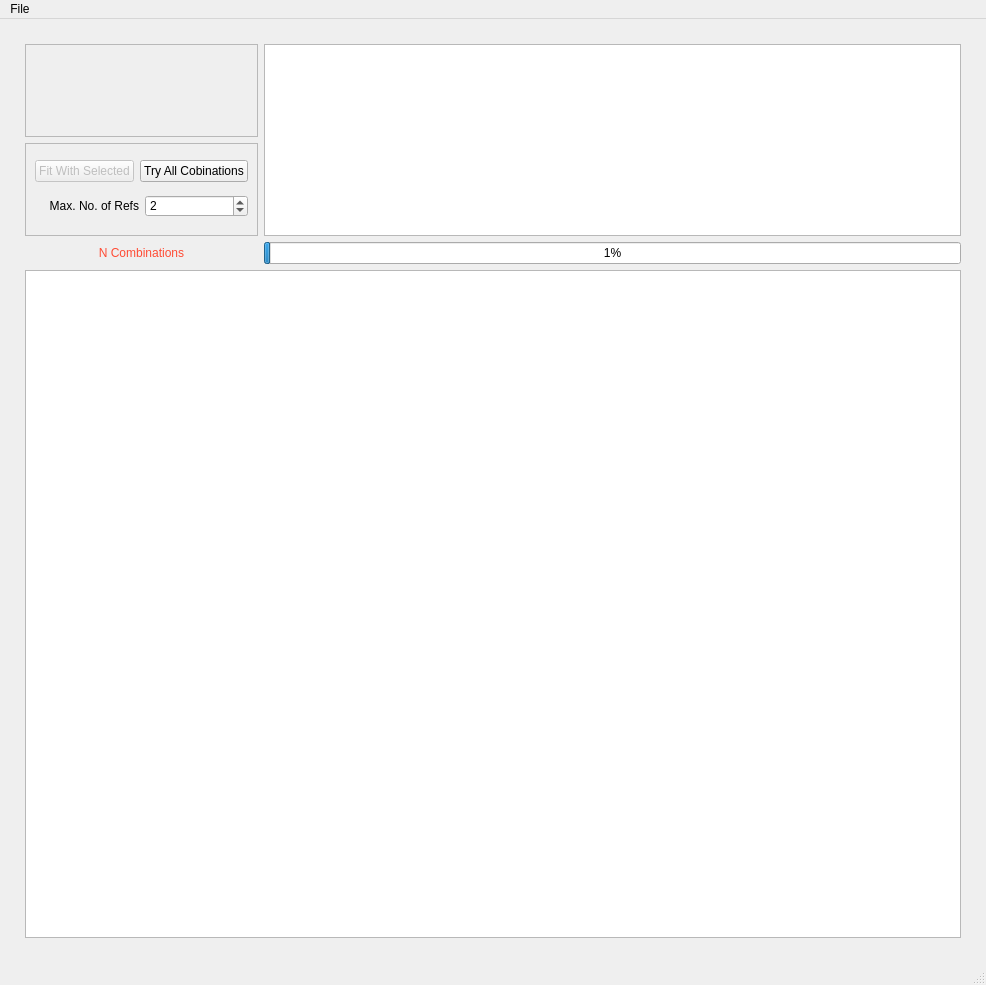
First picture: the form in uis/RefChooser.ui, repository pattammattel/MIDAS_Admin, before the edit.
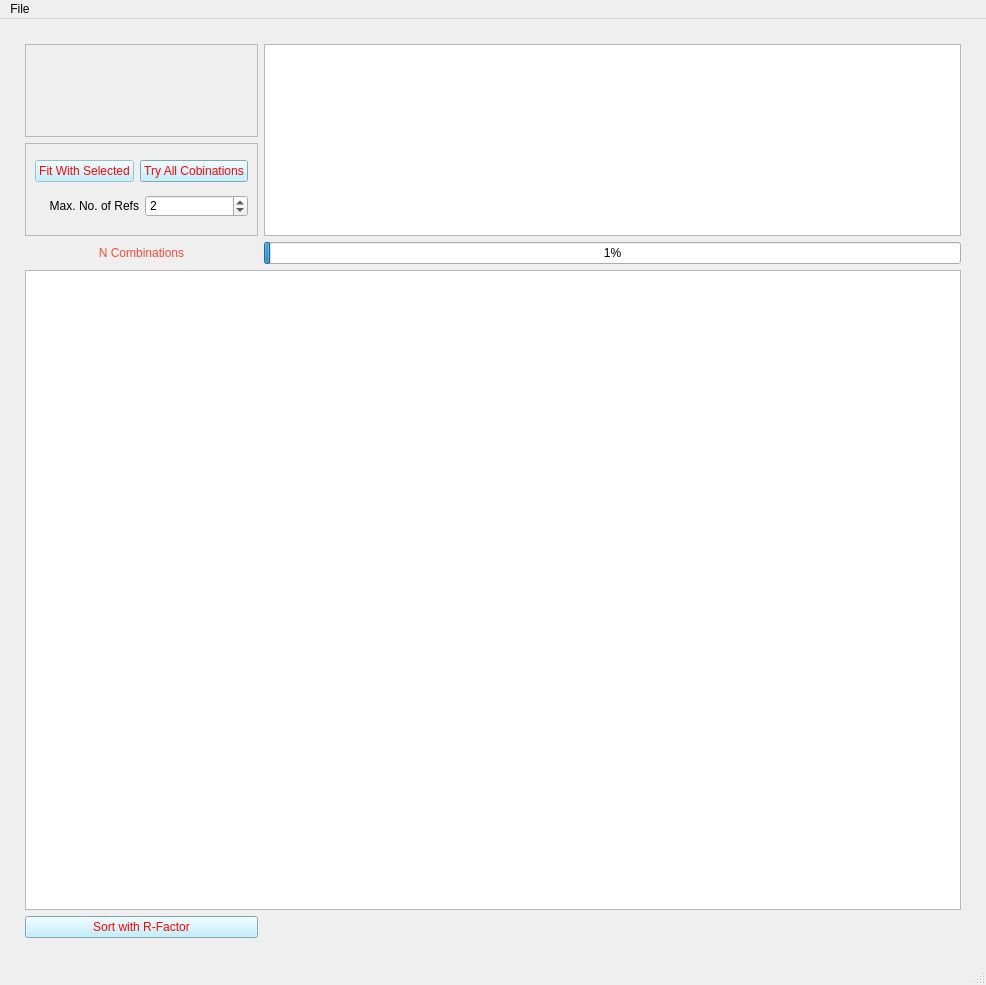
Second picture: the form after the edit. Custom widgets are drawn as their Qt base class.

```diff
--- a/uis/RefChooser.ui
+++ b/uis/RefChooser.ui
@@ -24,7 +24,13 @@
     <string notr="true">QCheckBox:checked {
 color: rgb(255, 75, 52);
 	background-color: rgb(255, 248, 149);
-}</string>
+}
+
+QPushButton {
+background-color: rgb(175, 236, 255);
+color: rgb(255, 5,0);
+}
+</string>
    </property>
    <layout class="QGridLayout" name="gridLayout">
     <property name="leftMargin">
@@ -156,6 +162,13 @@
       </property>
      </widget>
     </item>
+    <item row="4" column="0">
+     <widget class="QPushButton" name="pb_sort_with_r">
+      <property name="text">
+       <string>Sort with R-Factor</string>
+      </property>
+     </widget>
+    </item>
    </layout>
   </widget>
   <widget class="QMenuBar" name="menubar">
```
